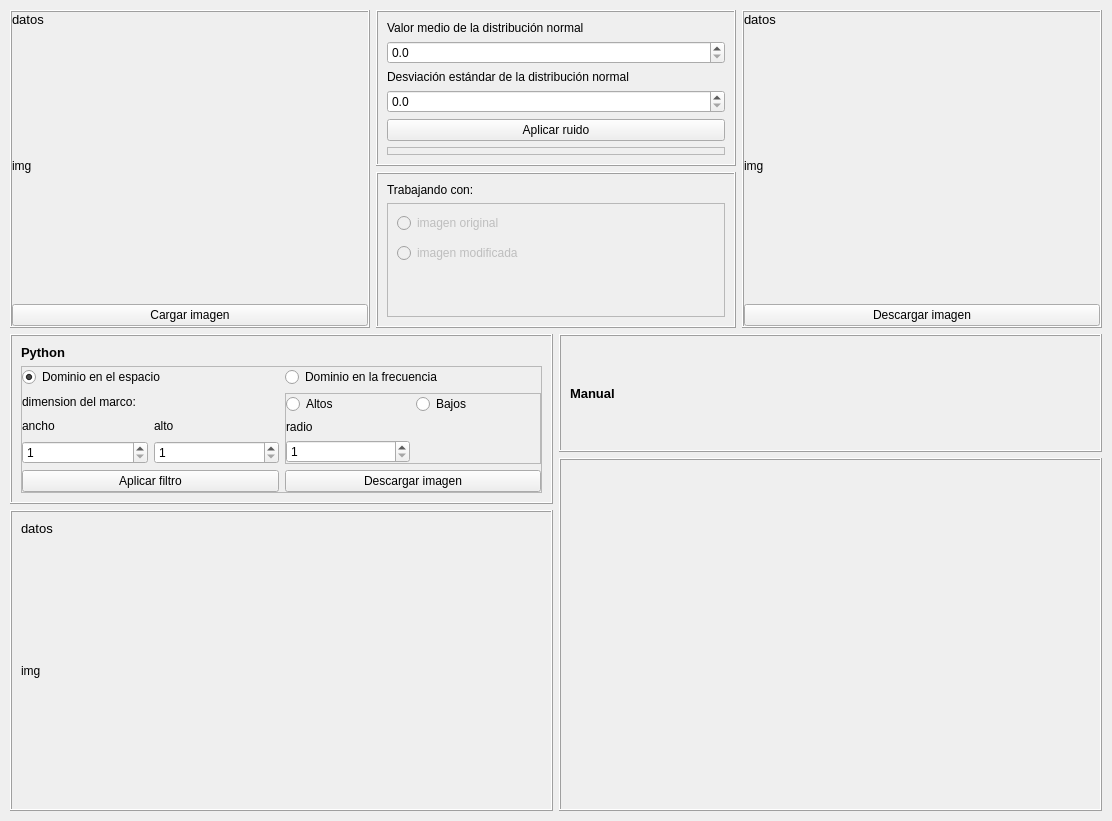
Qt form gui.ui (leninrkb/reduccion-de-ruido-con-python) before a commit.
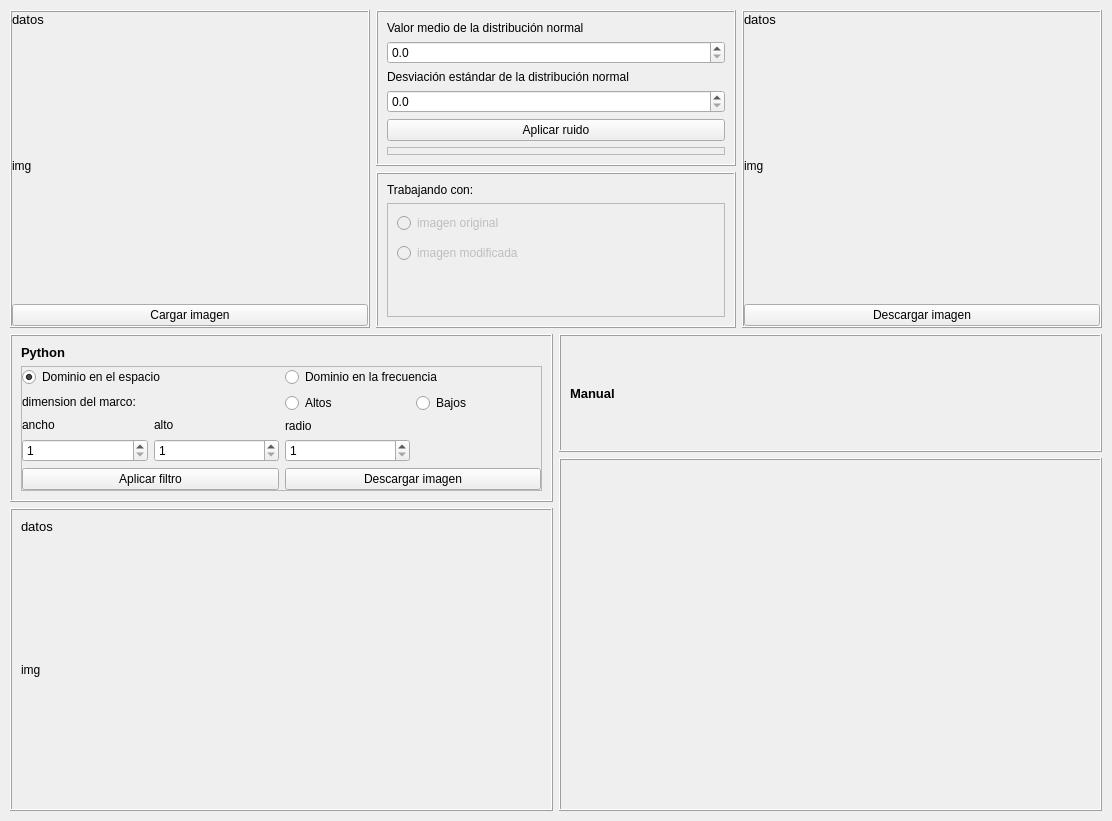
The same form after that commit.

Commit message: filtro altos

```diff
--- a/gui.ui
+++ b/gui.ui
@@ -217,7 +217,7 @@
                  <rect>
                   <x>10</x>
                   <y>10</y>
-                  <width>121</width>
+                  <width>161</width>
                   <height>20</height>
                  </rect>
                 </property>
@@ -230,7 +230,7 @@
                  <rect>
                   <x>10</x>
                   <y>40</y>
-                  <width>141</width>
+                  <width>191</width>
                   <height>20</height>
                  </rect>
                 </property>
@@ -471,7 +471,7 @@
                    <item row="2" column="1">
                     <widget class="QFrame" name="frame_18">
                      <property name="frameShape">
-                      <enum>QFrame::StyledPanel</enum>
+                      <enum>QFrame::NoFrame</enum>
                      </property>
                      <property name="frameShadow">
                       <enum>QFrame::Raised</enum>
@@ -515,6 +515,9 @@
                         <property name="minimum">
                          <number>1</number>
                         </property>
+                        <property name="maximum">
+                         <number>1000000</number>
+                        </property>
                        </widget>
                       </item>
                      </layout>
```
The commit also changes 1 other file.
